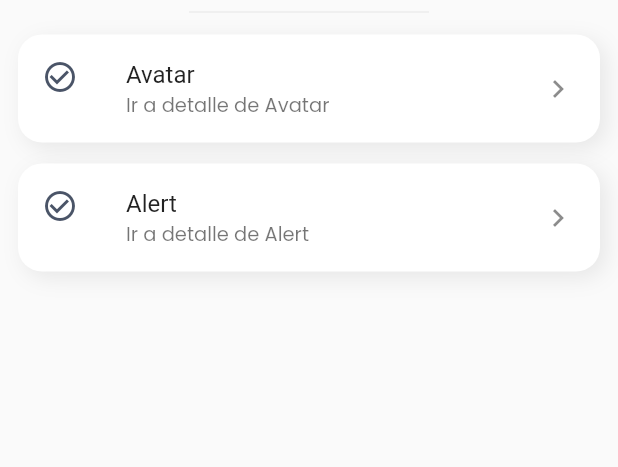
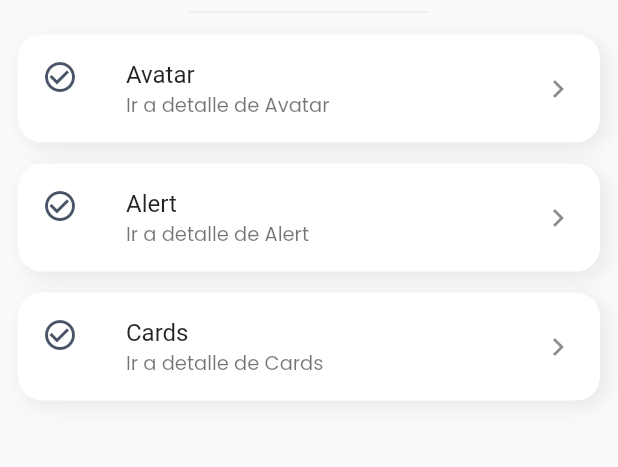
Before and after one commit to cparragatorres/flutter_codigo5_components, a Flutter app: the screen it shows after launch, on a phone screen of 412 x 824 dp, the part 534-1001 px from its top. Run offline on Flutter 3.47's test engine with Material 2 defaults, Android fonts, the phone set to English and light mode, and no system bars; our stand-ins replace google_fonts; network calls fail; Roboto replaces fonts that are missing (Oregano).

```diff
--- a/lib/pages/home_page.dart
+++ b/lib/pages/home_page.dart
@@ -1,6 +1,7 @@
 import 'package:flutter/material.dart';
 import 'package:flutter_codigo5_componets/pages/alert_page.dart';
 import 'package:flutter_codigo5_componets/pages/avatar_page.dart';
+import 'package:flutter_codigo5_componets/pages/card_page.dart';
 import 'package:google_fonts/google_fonts.dart';
 
 class HomePage extends StatelessWidget {
@@ -59,6 +60,10 @@ class HomePage extends StatelessWidget {
                 title: "Alert",
                 toPage: AlertPage(),
               ),
+              ItemComponentWidget(
+                title: "Cards",
+                toPage: CardPage(),
+              ),
             ],
           ),
         ),
```
Also changed, not shown: lib/pages/card_page.dart (added, +11 -0 lines).
